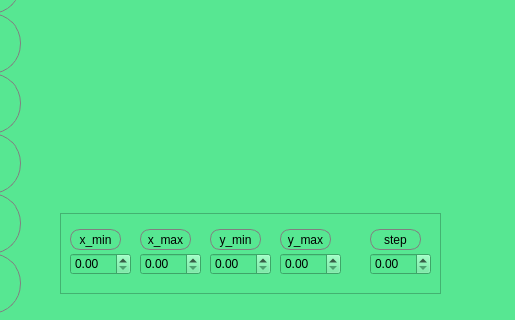
manwoodt/SmartCalc_v1.0-1, file src/Calculator/mainwindow.ui: the form before one commit; both pictures show x 350 to 865 and y 177 to 497 of the 865 by 497 pixel window.
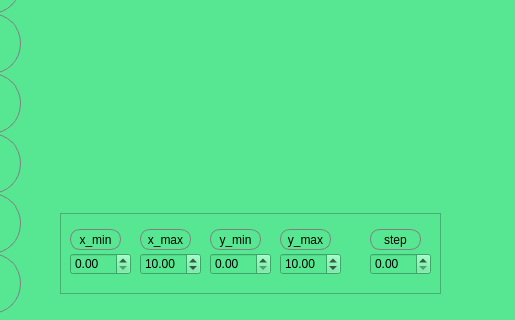
The form after the commit. Custom widgets are drawn as their Qt base class.

What changed in the file:
```diff
--- a/src/Calculator/mainwindow.ui
+++ b/src/Calculator/mainwindow.ui
@@ -1287,6 +1287,9 @@
      <property name="styleSheet">
       <string notr="true">color:black;</string>
      </property>
+     <property name="value">
+      <double>10.000000000000000</double>
+     </property>
     </widget>
     <widget class="QLabel" name="label_6">
      <property name="geometry">
@@ -1425,6 +1428,9 @@
      <property name="styleSheet">
       <string notr="true">color:black;</string>
      </property>
+     <property name="value">
+      <double>10.000000000000000</double>
+     </property>
     </widget>
     <widget class="QLabel" name="label_3">
      <property name="geometry">
```
Left out of the diff: 6 changed lines with no effect on the pictures.
